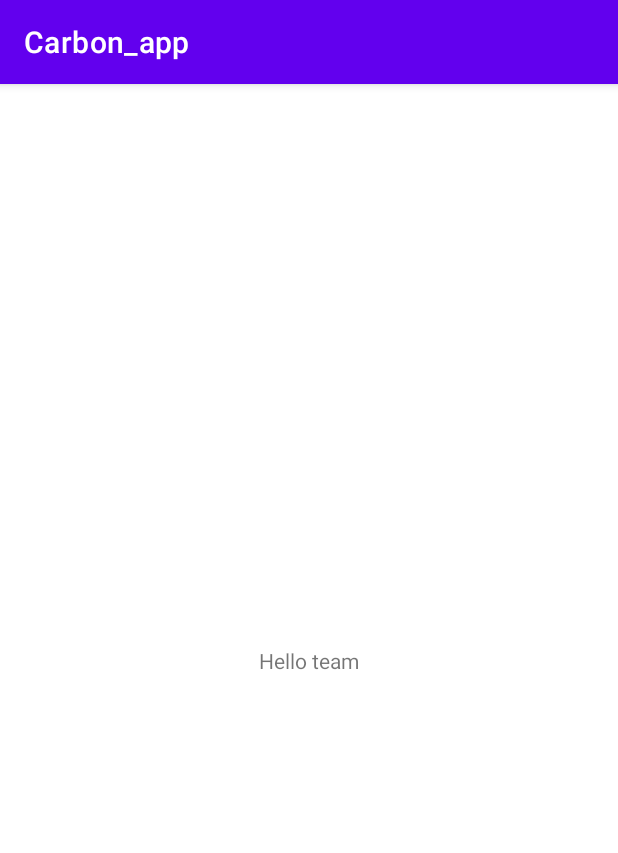
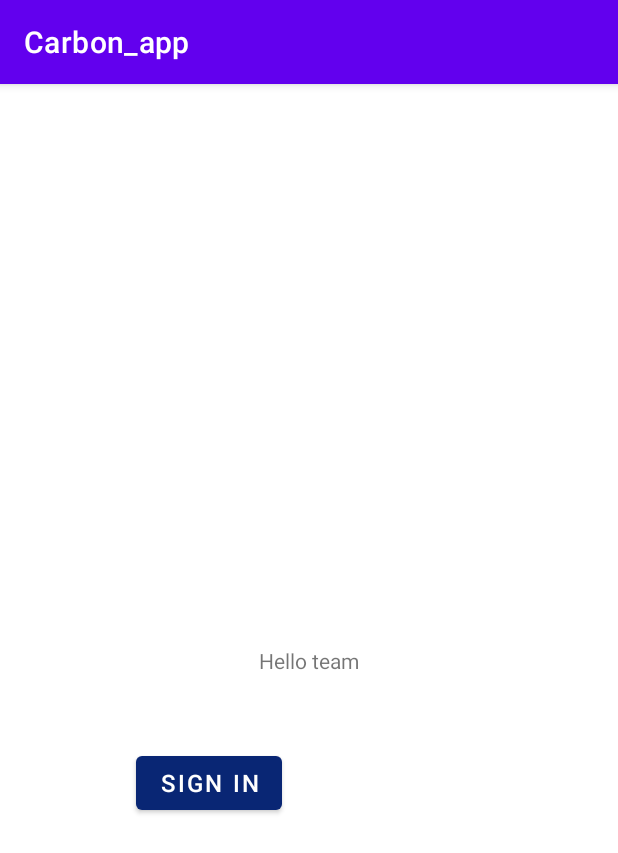
Before and after one commit to HIImaTsu/Centrists, an Android app: the screen it shows after launch (MainActivity), on a phone screen of 412 x 824 dp. Shown: the top 853 px of the screen. Run offline under Robolectric (Android 15) with nearby library versions, the phone set to English and light mode, and no system bars; 2 statements that could not run were skipped.

Commit message:
add-button-blue

```diff
--- a/app/src/main/java/com/example/carbon_app/MainActivity.kt
+++ b/app/src/main/java/com/example/carbon_app/MainActivity.kt
@@ -2,10 +2,17 @@ package com.example.carbon_app
 
 import androidx.appcompat.app.AppCompatActivity
 import android.os.Bundle
+import android.widget.Button
+import android.widget.Toast
 
 class MainActivity : AppCompatActivity() {
     override fun onCreate(savedInstanceState: Bundle?) {
         super.onCreate(savedInstanceState)
         setContentView(R.layout.activity_main)
+
+        val rollButton: Button = findViewById(R.id.button)
+        rollButton.setOnClickListener {
+
+        }
     }
 }
--- a/app/src/main/res/layout/activity_main.xml
+++ b/app/src/main/res/layout/activity_main.xml
@@ -7,6 +7,7 @@
     tools:context=".MainActivity">
 
     <TextView
+        android:id="@+id/textView2"
         android:layout_width="wrap_content"
         android:layout_height="wrap_content"
         android:text="Hello team"
@@ -15,4 +16,18 @@
         app:layout_constraintStart_toStartOf="parent"
         app:layout_constraintTop_toTopOf="parent" />
 
+    <Button
+        android:id="@+id/button2"
+        android:layout_width="wrap_content"
+        android:layout_height="wrap_content"
+        android:layout_marginTop="48dp"
+        android:text="@string/sign_in"
+        android:textColorHighlight="#9F03FF"
+        android:textSize="16sp"
+        app:backgroundTint="#092674"
+        app:layout_constraintEnd_toEndOf="parent"
+        app:layout_constraintHorizontal_bias="0.288"
+        app:layout_constraintStart_toStartOf="parent"
+        app:layout_constraintTop_toBottomOf="@+id/textView2" />
+
 </androidx.constraintlayout.widget.ConstraintLayout>
--- a/app/src/main/res/values/strings.xml
+++ b/app/src/main/res/values/strings.xml
@@ -1,3 +1,4 @@
 <resources>
     <string name="app_name">Carbon_app</string>
+    <string name="sign_in">Sign in</string>
 </resources>
```
